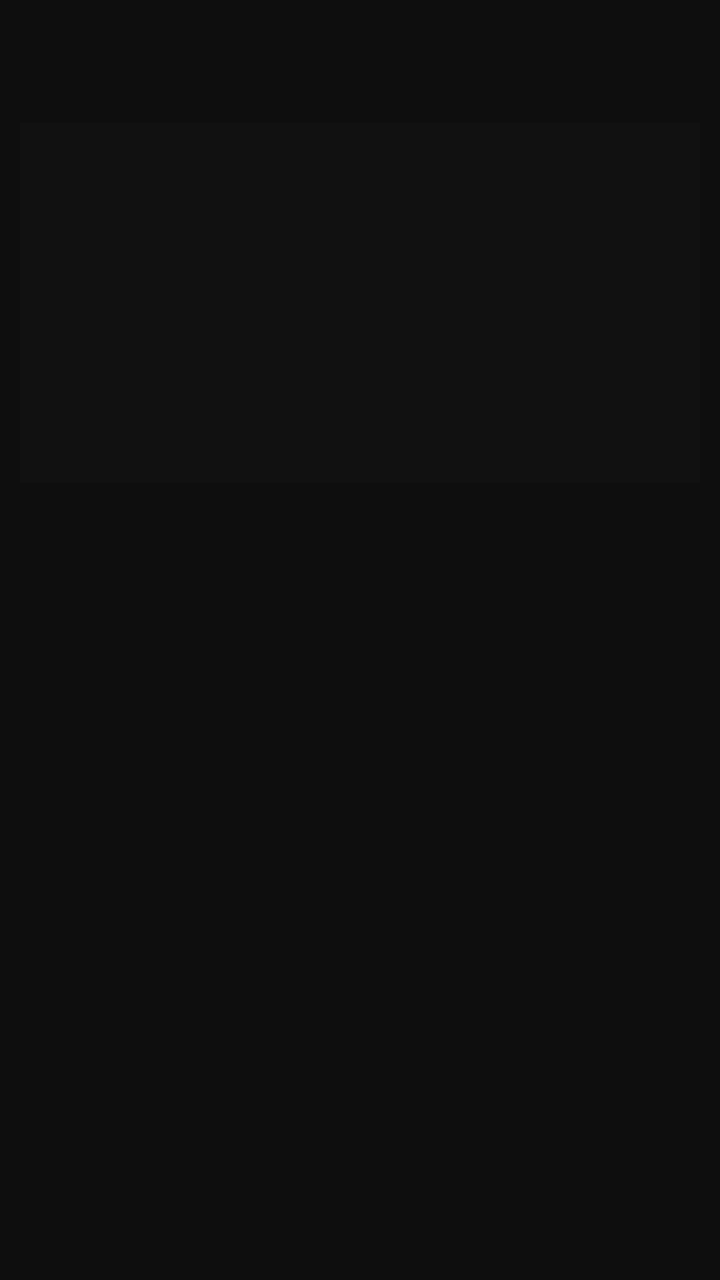
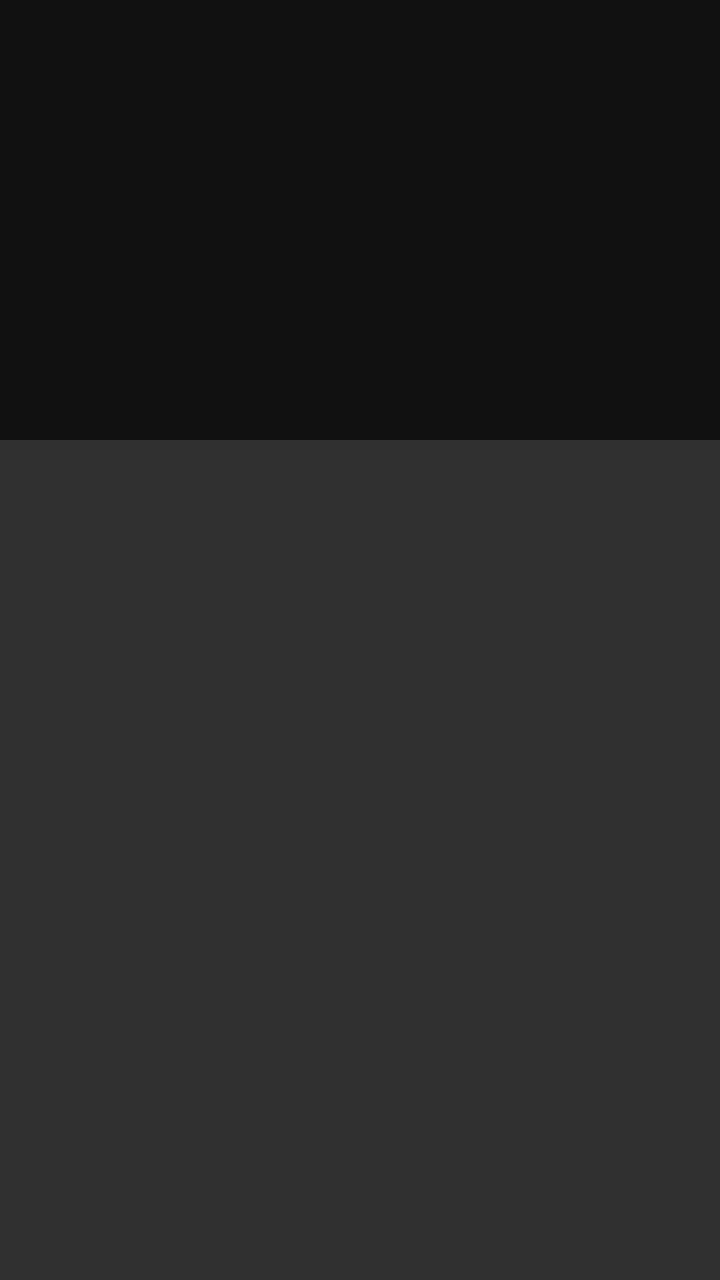

Two renders of the same Android screen: before a commit and after it. Below are the layout's source before the change and the commit's diff.
<!-- AndroidManifest.xml: application theme Theme.RokidFinder -->
<!-- res/layout/memory_row.xml -->
<?xml version="1.0" encoding="utf-8"?>
<LinearLayout xmlns:android="http://schemas.android.com/apk/res/android"
    android:layout_width="match_parent"
    android:layout_height="wrap_content"
    android:orientation="vertical"
    android:layout_marginTop="14dp"
    android:padding="10dp"
    android:background="#0E0E0E">

    <TextView
        android:id="@+id/itemName"
        android:layout_width="wrap_content"
        android:layout_height="wrap_content"
        android:textColor="#00FF66"
        android:textSize="18sp"
        android:textStyle="bold"
        android:fontFamily="monospace" />

    <TextView
        android:id="@+id/whenLine"
        android:layout_width="wrap_content"
        android:layout_height="wrap_content"
        android:layout_marginTop="2dp"
        android:textColor="#FFFFFF"
        android:textSize="14sp"
        android:fontFamily="monospace" />

    <ImageView
        android:id="@+id/photo"
        android:layout_width="match_parent"
        android:layout_height="180dp"
        android:layout_marginTop="6dp"
        android:background="#111111"
        android:scaleType="centerCrop"
        android:contentDescription="memory snapshot" />
</LinearLayout>
<!-- resources referenced by this layout -->
<resources>
  <style name="Theme.RokidFinder" parent="Theme.AppCompat.NoActionBar">
          <item name="android:windowNoTitle">true</item>
          <item name="android:windowFullscreen">true</item>
      </style>
</resources>

<!-- the commit's change to res/layout/memory_row.xml (unified diff, before → after) -->
@@ -3,34 +3,31 @@
     android:layout_width="match_parent"
     android:layout_height="wrap_content"
     android:orientation="vertical"
-    android:layout_marginTop="14dp"
-    android:padding="10dp"
-    android:background="#0E0E0E">
+    android:layout_marginTop="16dp">
+
+    <ImageView
+        android:id="@+id/photo"
+        android:layout_width="match_parent"
+        android:layout_height="220dp"
+        android:background="#111111"
+        android:scaleType="centerCrop"
+        android:contentDescription="memory snapshot" />
 
     <TextView
         android:id="@+id/itemName"
         android:layout_width="wrap_content"
         android:layout_height="wrap_content"
-        android:textColor="#00FF66"
-        android:textSize="18sp"
-        android:textStyle="bold"
-        android:fontFamily="monospace" />
+        android:layout_marginTop="10dp"
+        android:textColor="#FFFFFF"
+        android:textSize="20sp"
+        android:fontFamily="sans-serif-medium" />
 
     <TextView
         android:id="@+id/whenLine"
         android:layout_width="wrap_content"
         android:layout_height="wrap_content"
-        android:layout_marginTop="2dp"
-        android:textColor="#FFFFFF"
+        android:layout_marginTop="1dp"
+        android:textColor="#B3B3B3"
         android:textSize="14sp"
-        android:fontFamily="monospace" />
-
-    <ImageView
-        android:id="@+id/photo"
-        android:layout_width="match_parent"
-        android:layout_height="180dp"
-        android:layout_marginTop="6dp"
-        android:background="#111111"
-        android:scaleType="centerCrop"
-        android:contentDescription="memory snapshot" />
+        android:fontFamily="sans-serif" />
 </LinearLayout>
